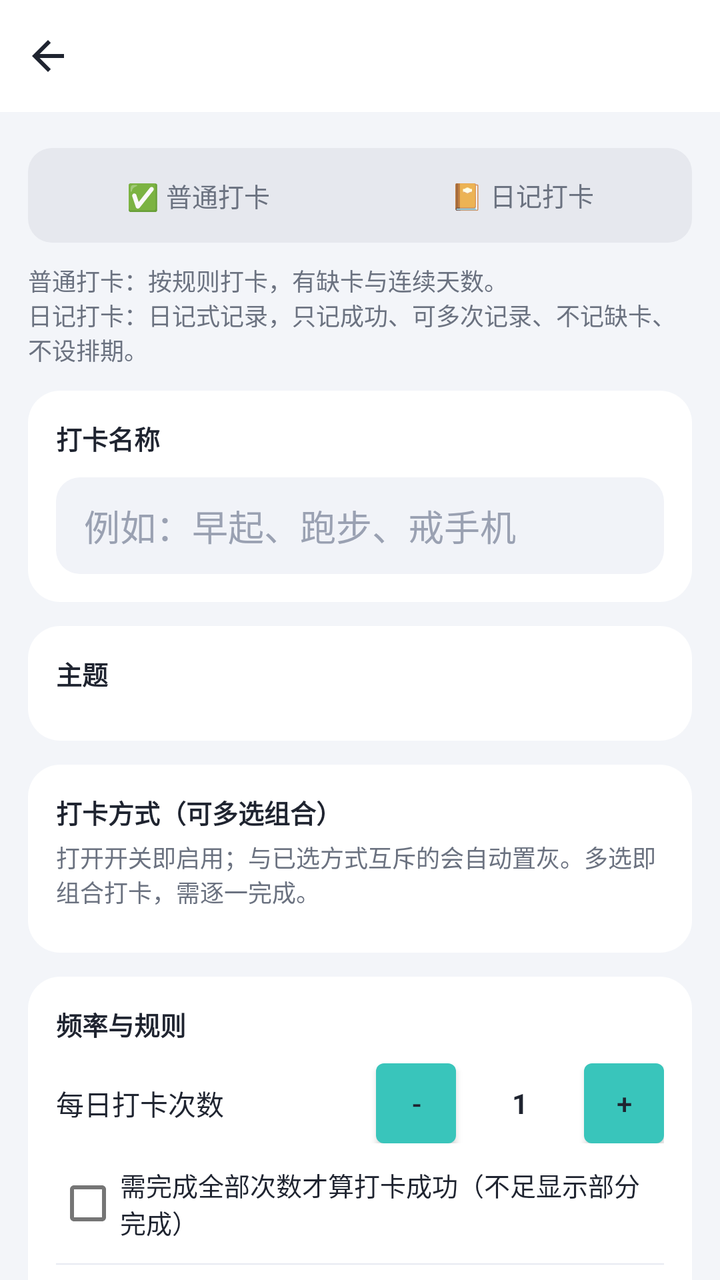
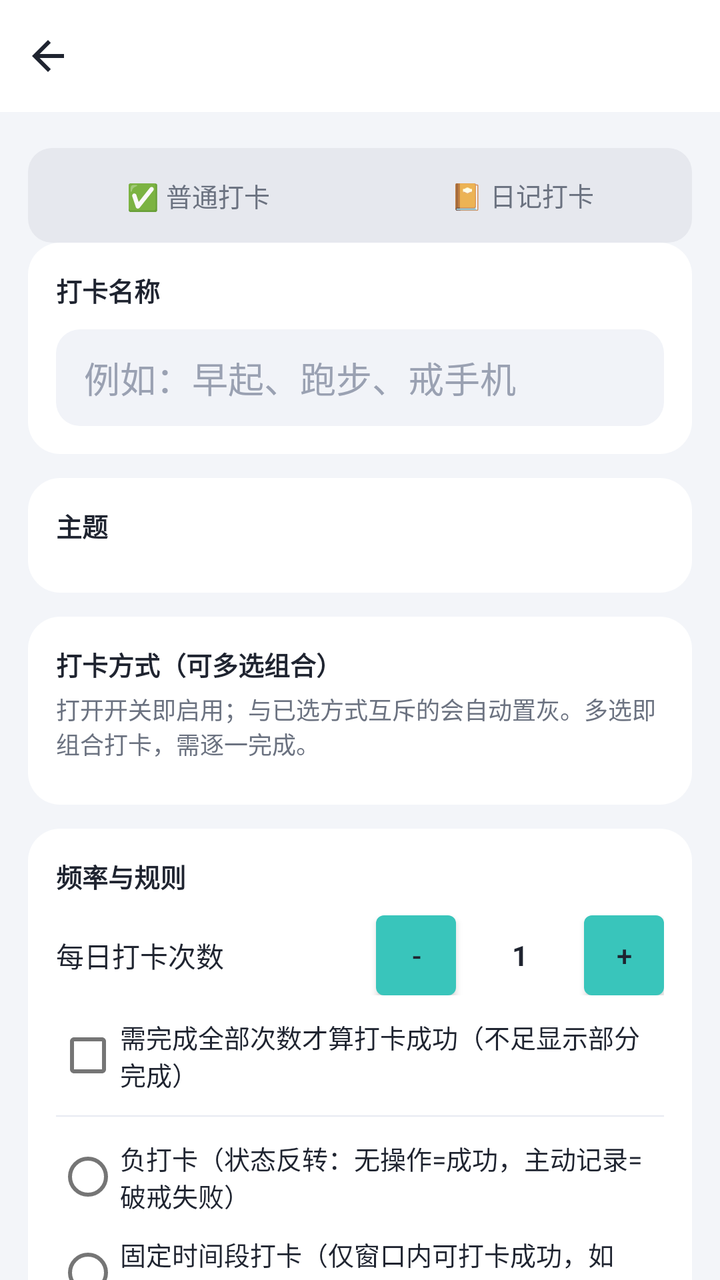

Screens rendered from an Android XML layout before and after an edit, with the pre-edit source and the edit as a unified diff.
<!-- AndroidManifest.xml: application theme Theme.Checkin -->
<!-- res/layout/activity_create_item.xml -->
<?xml version="1.0" encoding="utf-8"?>
<LinearLayout xmlns:android="http://schemas.android.com/apk/res/android"
    android:layout_width="match_parent"
    android:layout_height="match_parent"
    android:background="@color/bg_page"
    android:orientation="vertical">

    <include android:id="@+id/topbar" layout="@layout/view_topbar" />

    <ScrollView
        android:layout_width="match_parent"
        android:layout_height="0dp"
        android:layout_weight="1"
        android:scrollbars="none">

        <LinearLayout
            android:layout_width="match_parent"
            android:layout_height="wrap_content"
            android:orientation="vertical"
            android:padding="14dp">

            
            <LinearLayout
                android:id="@+id/mode_container"
                android:layout_width="match_parent"
                android:layout_height="wrap_content"
                android:layout_marginTop="4dp"
                android:background="@drawable/bg_seg"
                android:padding="4dp"
                android:orientation="horizontal">

                <LinearLayout
                    android:id="@+id/tab_normal"
                    android:layout_width="0dp"
                    android:layout_height="wrap_content"
                    android:layout_weight="1"
                    android:clickable="true"
                    android:focusable="true"
                    android:gravity="center"
                    android:orientation="vertical"
                    android:padding="10dp">
                    <TextView
                        android:id="@+id/tv_tab_normal"
                        android:layout_width="match_parent"
                        android:layout_height="wrap_content"
                        android:gravity="center"
                        android:text="✅ 普通打卡"
                        android:textColor="@color/text_secondary"
                        android:textSize="13sp" />
                </LinearLayout>

                <LinearLayout
                    android:id="@+id/tab_journal"
                    android:layout_width="0dp"
                    android:layout_height="wrap_content"
                    android:layout_weight="1"
                    android:clickable="true"
                    android:focusable="true"
                    android:gravity="center"
                    android:orientation="vertical"
                    android:padding="10dp">
                    <TextView
                        android:id="@+id/tv_tab_journal"
                        android:layout_width="match_parent"
                        android:layout_height="wrap_content"
                        android:gravity="center"
                        android:text="📔 日记打卡"
                        android:textColor="@color/text_secondary"
                        android:textSize="13sp" />
                </LinearLayout>
            </LinearLayout>

            
            <TextView
                android:id="@+id/tv_mode_hint"
                android:layout_width="match_parent"
                android:layout_height="wrap_content"
                android:layout_marginTop="10dp"
                android:layout_marginBottom="12dp"
                android:text="普通打卡：按规则打卡，有缺卡与连续天数。\n日记打卡：日记式记录，只记成功、可多次记录、不记缺卡、不设排期。"
                android:textColor="@color/text_secondary"
                android:textSize="12sp" />

            
            <LinearLayout
                android:layout_width="match_parent"
                android:layout_height="wrap_content"
                android:layout_marginBottom="12dp"
                android:background="@drawable/bg_card"
                android:orientation="vertical"
                android:padding="14dp">
                <TextView
                    android:layout_width="wrap_content"
                    android:layout_height="wrap_content"
                    android:text="打卡名称"
                    android:textColor="@color/text_primary"
                    android:textSize="13sp"
                    android:textStyle="bold" />
                <EditText
                    android:id="@+id/et_name"
                    android:layout_width="match_parent"
                    android:layout_height="wrap_content"
                    android:layout_marginTop="10dp"
                    android:background="@drawable/bg_input"
                    android:hint="例如：早起、跑步、戒手机"
                    android:inputType="text"
                    android:maxLength="20"
                    android:paddingHorizontal="14dp"
                    android:paddingVertical="11dp"
                    android:textColor="@color/text_primary"
                    android:textColorHint="@color/text_hint" />
            </LinearLayout>

            
            <LinearLayout
                android:layout_width="match_parent"
                android:layout_height="wrap_content"
                android:layout_marginBottom="12dp"
                android:background="@drawable/bg_card"
                android:orientation="vertical"
                android:padding="14dp">
                <TextView
                    android:layout_width="wrap_content"
                    android:layout_height="wrap_content"
                    android:text="主题"
                    android:textColor="@color/text_primary"
                    android:textSize="13sp"
                    android:textStyle="bold" />
                <HorizontalScrollView
                    android:layout_width="match_parent"
                    android:layout_height="wrap_content"
                    android:layout_marginTop="10dp"
                    android:scrollbars="none">
                    <LinearLayout
                        android:id="@+id/theme_container"
                        android:layout_width="wrap_content"
                        android:layout_height="wrap_content"
                        android:orientation="horizontal" />
                </HorizontalScrollView>
            </LinearLayout>

            
            <LinearLayout
                android:id="@+id/journal_panel"
                android:layout_width="match_parent"
                android:layout_height="wrap_content"
                android:layout_marginBottom="12dp"
                android:orientation="vertical"
                android:visibility="gone">

                <LinearLayout
                    android:layout_width="match_parent"
                    android:layout_height="wrap_content"
                    android:background="@drawable/bg_card"
                    android:orientation="vertical"
                    android:padding="14dp">

                    <TextView
                        android:id="@+id/tv_journal_type_label"
                        android:layout_width="wrap_content"
                        android:layout_height="wrap_content"
                        android:text="记录类型"
                        android:textColor="@color/text_primary"
                        android:textSize="13sp"
                        android:textStyle="bold" />

                    <RadioButton
                        android:id="@+id/rb_journal_suixinsui"
                        android:layout_width="match_parent"
                        android:layout_height="wrap_content"
                        android:layout_marginTop="10dp"
                        android:checked="true"
                        android:text="📔 随心记"
                        android:textColor="@color/text_primary"
                        android:textSize="13sp" />

                    
                    <LinearLayout
                        android:id="@+id/journal_methods"
                        android:layout_width="match_parent"
                        android:layout_height="wrap_content"
                        android:layout_marginTop="6dp"
                        android:orientation="vertical" />

                    <RadioButton
                        android:id="@+id/rb_journal_mood"
                        android:layout_width="match_parent"
                        android:layout_height="wrap_content"
                        android:layout_marginTop="4dp"
                        android:text="😊 心情日记（5 档心情 + 可选文字）"
                        android:textColor="@color/text_primary"
                        android:textSize="13sp" />

                    <CheckBox
                        android:id="@+id/cb_mood_chart"
                        android:layout_width="match_parent"
                        android:layout_height="wrap_content"
                        android:layout_marginTop="10dp"
                        android:text="心情折线图（当日多条心情时在备注栏画趋势线，随时可改）"
                        android:textColor="@color/text_primary"
                        android:textSize="13sp"
                        android:visibility="gone" />
                </LinearLayout>
            </LinearLayout>

            
            <LinearLayout
                android:id="@+id/method_card"
                android:layout_width="match_parent"
                android:layout_height="wrap_content"
                android:layout_marginBottom="12dp"
                android:background="@drawable/bg_card"
                android:orientation="vertical"
                android:padding="14dp">
                <TextView
                    android:id="@+id/tv_method_title"
                    android:layout_width="wrap_content"
                    android:layout_height="wrap_content"
                    android:text="打卡方式（可多选组合）"
                    android:textColor="@color/text_primary"
                    android:textSize="13sp"
                    android:textStyle="bold" />
                <TextView
                    android:id="@+id/tv_method_desc"
                    android:layout_width="match_parent"
                    android:layout_height="wrap_content"
                    android:layout_marginTop="4dp"
                    android:layout_marginBottom="8dp"
                    android:text="打开开关即启用；与已选方式互斥的会自动置灰。多选即组合打卡，需逐一完成。"
                    android:textColor="@color/text_secondary"
                    android:textSize="12sp" />
                <LinearLayout
                    android:id="@+id/method_container"
                    android:layout_width="match_parent"
                    android:layout_height="wrap_content"
                    android:orientation="vertical" />
            </LinearLayout>

            
            <LinearLayout
                android:id="@+id/rule_card"
                android:layout_width="match_parent"
                android:layout_height="wrap_content"
                android:layout_marginBottom="12dp"
                android:background="@drawable/bg_card"
                android:orientation="vertical"
                android:padding="14dp">

                <TextView
                    android:id="@+id/tv_rule_title"
                    android:layout_width="wrap_content"
                    android:layout_height="wrap_content"
                    android:text="频率与规则"
                    android:textColor="@color/text_primary"
                    android:textSize="13sp"
                    android:textStyle="bold" />

                <LinearLayout
                    android:layout_width="match_parent"
                    android:layout_height="wrap_content"
                    android:layout_marginTop="10dp"
                    android:gravity="center_vertical"
                    android:orientation="horizontal">
                    <TextView
                        android:layout_width="0dp"
                        android:layout_height="wrap_content"
                        android:layout_weight="1"
                        android:text="每日打卡次数"
                        android:textColor="@color/text_primary" />
                    <Button
                        android:id="@+id/btn_limit_minus"
                        android:layout_width="40dp"
                        android:layout_height="40dp"
                        android:insetTop="0dp" android:insetBottom="0dp"
                        android:padding="0dp"
                        android:text="-"
                        android:textColor="@color/text_primary" />
                    <TextView
                        android:id="@+id/tv_limit"
                        android:layout_width="64dp"
                        android:layout_height="wrap_content"
                        android:gravity="center"
                        android:text="1"
                        android:textColor="@color/text_primary"
                        android:textStyle="bold" />
                    <Button
                        android:id="@+id/btn_limit_plus"
                        android:layout_width="40dp"
                        android:layout_height="40dp"
                        android:insetTop="0dp" android:insetBottom="0dp"
                        android:padding="0dp"
                        android:text="+"
                        android:textColor="@color/text_primary" />
                </LinearLayout>

                
                <CheckBox
                    android:id="@+id/cb_all_required"
                    android:layout_width="match_parent"
                    android:layout_height="wrap_content"
                    android:layout_marginTop="6dp"
                    android:text="需完成全部次数才算打卡成功（不足显示部分完成）"
                    android:textColor="@color/text_primary"
                    android:textSize="13sp" />

                <View android:layout_width="match_parent" android:layout_height="0.5dp" android:layout_marginVertical="6dp" android:background="@color/divider" />

                <RadioButton
                    android:id="@+id/cb_negative"
                    android:layout_width="match_parent"
                    android:layout_height="wrap_content"
                    android:text="负打卡（状态反转：无操作=成功，主动记录=破戒失败）"
                    android:textColor="@color/text_primary"
                    android:textSize="13sp" />

                <RadioButton
                    android:id="@+id/cb_time_window"
                    android:layout_width="match_parent"
                    android:layout_height="wrap_content"
                    android:text="固定时间段打卡（仅窗口内可打卡成功，如 5:00–8:30 早起）"
                    android:textColor="@color/text_primary"
                    android:textSize="13sp" />

                <LinearLayout
                    android:id="@+id/tw_panel"
                    android:layout_width="match_parent"
                    android:layout_height="wrap_content"
                    android:orientation="vertical"
                    android:visibility="gone">

                    <LinearLayout
                        android:layout_width="match_parent"
                        android:layout_height="wrap_content"
                        android:gravity="center_vertical"
                        android:orientation="horizontal"
                        android:paddingHorizontal="12dp">
                        <TextView android:layout_width="wrap_content" android:layout_height="wrap_content" android:text="开始  " android:textColor="@color/text_secondary"/>
                        <Button android:id="@+id/btn_tw_start" android:layout_width="wrap_content" android:layout_height="wrap_content" android:insetTop="0dp" android:insetBottom="0dp" android:text="05:00" android:textColor="@color/brand_dark"/>
                        <TextView android:layout_width="wrap_content" android:layout_height="wrap_content" android:layout_marginStart="16dp" android:text="结束  " android:textColor="@color/text_secondary"/>
                        <Button android:id="@+id/btn_tw_end" android:layout_width="wrap_content" android:layout_height="wrap_content" android:insetTop="0dp" android:insetBottom="0dp" android:text="08:30" android:textColor="@color/brand_dark"/>
                    </LinearLayout>

                    <TextView
                        android:id="@+id/tv_tw_hint"
                        android:layout_width="match_parent"
                        android:layout_height="wrap_content"
                        android:paddingHorizontal="12dp"
                        android:textColor="@color/text_secondary"
                        android:textSize="12sp"
                        android:text="仅在所选时间段内可打卡成功；不支持跨天（如 23:00–01:00）；开启后将无法选择自动打卡。" />
                </LinearLayout>

            </LinearLayout>

            
            <LinearLayout
                android:id="@+id/schedule_card"
                android:layout_width="match_parent"
                android:layout_height="wrap_content"
                android:layout_marginBottom="12dp"
                android:background="@drawable/bg_card"
                android:orientation="vertical"
                android:padding="14dp">
                <TextView
                    android:id="@+id/tv_schedule_title"
                    android:layout_width="wrap_content"
                    android:layout_height="wrap_content"
                    android:text="打卡日期"
                    android:textColor="@color/text_primary"
                    android:textSize="13sp"
                    android:textStyle="bold" />
                <LinearLayout
                    android:id="@+id/schedule_container"
                    android:layout_width="match_parent"
                    android:layout_height="wrap_content"
                    android:layout_marginTop="10dp"
                    android:orientation="vertical" />
            </LinearLayout>

            
            <LinearLayout
                android:id="@+id/offset_card"
                android:layout_width="match_parent"
                android:layout_height="wrap_content"
                android:layout_marginBottom="12dp"
                android:background="@drawable/bg_card"
                android:orientation="vertical"
                android:padding="14dp">

                <TextView
                    android:id="@+id/tv_offset_title"
                    android:layout_width="wrap_content"
                    android:layout_height="wrap_content"
                    android:text="连续打卡抵消机制"
                    android:textColor="@color/text_primary"
                    android:textSize="13sp"
                    android:textStyle="bold" />

                <CheckBox
                    android:id="@+id/cb_offset"
                    android:layout_width="match_parent"
                    android:layout_height="wrap_content"
                    android:layout_marginTop="10dp"
                    android:text="开启抵消机会（🛡️可补漏签）"
                    android:textColor="@color/text_primary" />

                <LinearLayout
                    android:id="@+id/offset_panel"
                    android:layout_width="match_parent"
                    android:layout_height="wrap_content"
                    android:orientation="vertical"
                    android:visibility="gone">

                    <RadioGroup
                        android:id="@+id/rg_offset_mode"
                        android:layout_width="match_parent"
                        android:layout_height="wrap_content"
                        android:orientation="vertical">
                        <RadioButton android:id="@+id/rb_mode_a" android:layout_width="match_parent" android:layout_height="wrap_content" android:checked="true" android:text="模式A 累积型：每连续N天得1次，可累积" android:textColor="@color/text_primary"/>
                        <RadioButton android:id="@+id/rb_mode_b" android:layout_width="match_parent" android:layout_height="wrap_content" android:text="模式B 阈值型：连续达N天补满k次（不叠加）" android:textColor="@color/text_primary"/>
                        <RadioButton android:id="@+id/rb_mode_c" android:layout_width="match_parent" android:layout_height="wrap_content" android:text="模式C 周期型：每N天周期得k次" android:textColor="@color/text_primary"/>
                    </RadioGroup>

                    <LinearLayout
                        android:layout_width="match_parent"
                        android:layout_height="wrap_content"
                        android:layout_marginTop="6dp"
                        android:gravity="center_vertical"
                        android:orientation="horizontal">
                        <TextView android:layout_width="wrap_content" android:layout_height="wrap_content" android:text="连续天数 N=" android:textColor="@color/text_primary"/>
                        <EditText android:id="@+id/et_offset_n" android:layout_width="70dp" android:layout_height="wrap_content" android:background="@drawable/bg_input" android:inputType="number" android:padding="10dp" android:text="3" android:textColor="@color/text_primary"/>
                        <TextView android:id="@+id/tv_k_label" android:layout_width="wrap_content" android:layout_height="wrap_content" android:layout_marginStart="16dp" android:text="次数 k=" android:textColor="@color/text_primary"/>
                        <EditText android:id="@+id/et_offset_k" android:layout_width="70dp" android:layout_height="wrap_content" android:background="@drawable/bg_input" android:inputType="number" android:padding="10dp" android:text="1" android:textColor="@color/text_primary"/>
                    </LinearLayout>

                    <CheckBox
                        android:id="@+id/cb_offset_auto"
                        android:layout_width="match_parent"
                        android:layout_height="wrap_content"
                        android:layout_marginTop="6dp"
                        android:text="漏签时自动消耗（关闭则手动点日期补签）"
                        android:textColor="@color/text_primary"
                        android:textSize="13sp" />
                </LinearLayout>
            </LinearLayout>

            
            <LinearLayout
                android:id="@+id/policy_card"
                android:layout_width="match_parent"
                android:layout_height="wrap_content"
                android:layout_marginBottom="12dp"
                android:background="@drawable/bg_card"
                android:orientation="vertical"
                android:padding="14dp">
                <TextView
                    android:id="@+id/tv_policy_title"
                    android:layout_width="wrap_content"
                    android:layout_height="wrap_content"
                    android:text="逻辑修改策略（创建后不可更改）"
                    android:textColor="@color/text_primary"
                    android:textSize="13sp"
                    android:textStyle="bold" />
                <RadioGroup
                    android:layout_width="match_parent"
                    android:layout_height="wrap_content"
                    android:layout_marginTop="10dp"
                    android:orientation="vertical">
                    <RadioButton android:id="@+id/rb_locked" android:layout_width="match_parent" android:layout_height="wrap_content" android:checked="true" android:text="不可修改（规则创建后锁定）" android:textColor="@color/text_primary"/>
                    <RadioButton android:id="@+id/rb_interval" android:layout_width="match_parent" android:layout_height="wrap_content" android:text="每 N 天可修改一次" android:textColor="@color/text_primary"/>
                </RadioGroup>
                <LinearLayout
                    android:id="@+id/interval_panel"
                    android:layout_width="match_parent"
                    android:layout_height="wrap_content"
                    android:gravity="center_vertical"
                    android:orientation="horizontal"
                    android:paddingStart="12dp"
                    android:visibility="gone">
                    <TextView android:layout_width="wrap_content" android:layout_height="wrap_content" android:text="间隔天数 N =" android:textColor="@color/text_primary"/>
                    <EditText android:id="@+id/et_interval" android:layout_width="80dp" android:layout_height="wrap_content" android:layout_marginStart="8dp" android:background="@drawable/bg_input" android:inputType="number" android:padding="10dp" android:text="7" android:textColor="@color/text_primary"/>
                    <TextView android:layout_width="wrap_content" android:layout_height="wrap_content" android:text=" 天" android:textColor="@color/text_secondary"/>
                </LinearLayout>
            </LinearLayout>

            <Button
                android:id="@+id/btn_save"
                style="@style/PrimaryButton"
                android:layout_width="match_parent"
                android:layout_marginTop="16dp"
                android:layout_marginBottom="20dp"
                android:text="保存打卡项" />
        </LinearLayout>
    </ScrollView>
</LinearLayout>
<!-- res/layout/view_topbar.xml (included above) -->
<?xml version="1.0" encoding="utf-8"?>
<LinearLayout xmlns:android="http://schemas.android.com/apk/res/android"
    android:layout_width="match_parent"
    android:layout_height="56dp"
    android:background="@color/white"
    android:gravity="center_vertical"
    android:orientation="horizontal">

    <ImageButton
        android:id="@+id/btn_back"
        android:layout_width="48dp"
        android:layout_height="48dp"
        android:background="?attr/selectableItemBackgroundBorderless"
        android:contentDescription="返回"
        android:src="@drawable/ic_back" />

    <FrameLayout
        android:layout_width="0dp"
        android:layout_height="match_parent"
        android:layout_weight="1">

        <TextView
            android:id="@+id/tv_title"
            android:layout_width="wrap_content"
            android:layout_height="wrap_content"
            android:layout_gravity="center"
            android:textColor="@color/text_primary"
            android:textSize="17sp"
            android:textStyle="bold" />
    </FrameLayout>

    <FrameLayout
        android:id="@+id/title_right_container"
        android:layout_width="wrap_content"
        android:layout_height="match_parent"
        android:minWidth="48dp" />
</LinearLayout>
<!-- resources referenced by this layout -->
<resources>
  <color name="bg_page">#F3F5F9</color>
  <color name="brand_dark">#1F9C94</color>
  <color name="divider">#E7EAF1</color>
  <color name="text_hint">#9AA1B2</color>
  <color name="text_primary">#1F2430</color>
  <color name="text_secondary">#6B7280</color>
  <color name="white">#FFFFFF</color>
  <!-- drawable bg_card (drawable) -->
  <?xml version="1.0" encoding="utf-8"?>
  <shape xmlns:android="http://schemas.android.com/apk/res/android" android:shape="rectangle">
      <solid android:color="@color/bg_card" />
      <corners android:radius="16dp" />
  </shape>
  <!-- drawable bg_input (drawable) -->
  <?xml version="1.0" encoding="utf-8"?>
  <shape xmlns:android="http://schemas.android.com/apk/res/android" android:shape="rectangle">
      <solid android:color="#F1F3F8" />
      <corners android:radius="12dp" />
  </shape>
  <!-- drawable bg_seg (drawable) -->
  <?xml version="1.0" encoding="utf-8"?>
  <shape xmlns:android="http://schemas.android.com/apk/res/android"
      android:shape="rectangle">
      <solid android:color="#E6E8EE" />
      <corners android:radius="12dp" />
  </shape>
  <!-- drawable ic_back (drawable) -->
  <vector xmlns:android="http://schemas.android.com/apk/res/android"
      android:width="24dp" android:height="24dp"
      android:viewportWidth="24" android:viewportHeight="24" android:tint="@color/text_primary">
      <path android:fillColor="@android:color/white" android:pathData="M20,11H7.83l5.59,-5.59L12,4l-8,8 8,8 1.41,-1.41L7.83,13H20v-2z"/>
  </vector>
  <style name="PrimaryButton" parent="Widget.MaterialComponents.Button">
          <item name="android:layout_height">52dp</item>
          <item name="cornerRadius">14dp</item>
          <item name="android:textSize">16sp</item>
          <item name="android:textStyle">bold</item>
          <item name="android:textColor">@color/white</item>
      </style>
  <style name="Theme.Checkin" parent="Theme.MaterialComponents.Light.NoActionBar">
          <item name="colorPrimary">@color/brand</item>
          <item name="colorPrimaryDark">@color/brand_dark</item>
          <item name="colorAccent">@color/brand</item>
          <item name="android:windowBackground">@color/bg_page</item>
          <item name="android:statusBarColor">@color/white</item>
          <item name="android:windowLightStatusBar">true</item>
          <item name="android:textColorPrimary">@color/text_primary</item>
          <item name="android:textColorSecondary">@color/text_secondary</item>
          <item name="bottomNavigationStyle">@style/Widget.Checkin.BottomNav</item>
      </style>
  <color name="bg_card">#FFFFFF</color>
  <color name="brand">#39C5BB</color>
  <style name="Widget.Checkin.BottomNav" parent="Widget.MaterialComponents.BottomNavigationView">
          <item name="itemTextColor">@color/nav_tint</item>
          <item name="itemIconTint">@color/nav_tint</item>
          <item name="backgroundTint">@color/white</item>
          <item name="elevation">10dp</item>
          <item name="labelVisibilityMode">labeled</item>
      </style>
</resources>

<!-- the commit's change to res/layout/activity_create_item.xml (unified diff, before → after) -->
@@ -1,5 +1,6 @@
 <?xml version="1.0" encoding="utf-8"?>
 <LinearLayout xmlns:android="http://schemas.android.com/apk/res/android"
+    android:id="@+id/create_root"
     android:layout_width="match_parent"
     android:layout_height="match_parent"
     android:background="@color/bg_page"
@@ -75,9 +76,8 @@
                 android:id="@+id/tv_mode_hint"
                 android:layout_width="match_parent"
                 android:layout_height="wrap_content"
-                android:layout_marginTop="10dp"
-                android:layout_marginBottom="12dp"
-                android:text="普通打卡：按规则打卡，有缺卡与连续天数。\n日记打卡：日记式记录，只记成功、可多次记录、不记缺卡、不设排期。"
+                android:visibility="gone"
+                android:text=""
                 android:textColor="@color/text_secondary"
                 android:textSize="12sp" />
 
